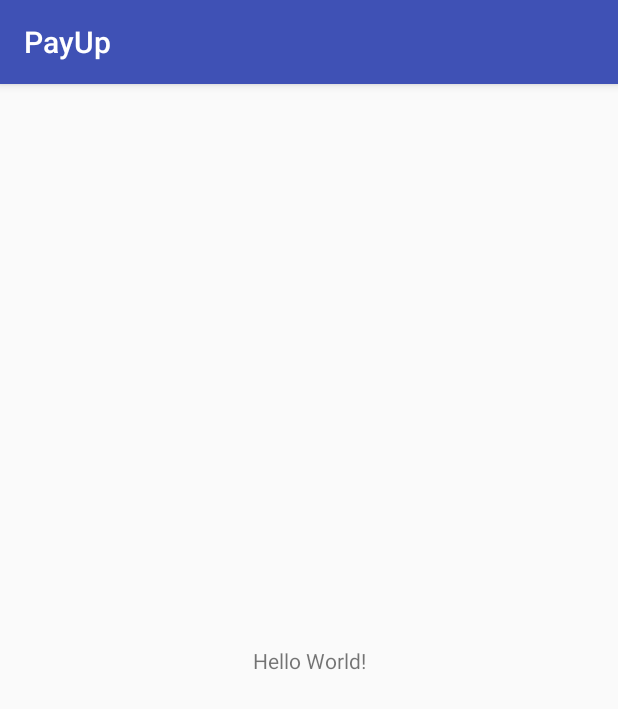
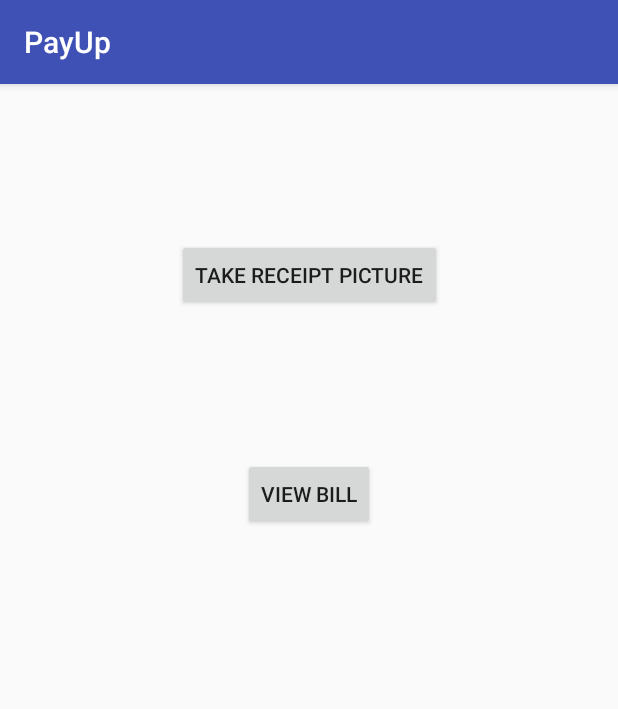
Before and after one commit to vincentt117/payup, an Android app: the screen it shows after launch (SelectActivity), on a phone screen of 412 x 824 dp. Shown: the top 709 px of the screen. Run offline under Robolectric (Android 15) with nearby library versions, the phone set to English and light mode, and no system bars.

Commit message:
Added two buttons

```diff
--- a/app/PayUp/app/src/main/java/com/cuhacking/payup/SelectActivity.java
+++ b/app/PayUp/app/src/main/java/com/cuhacking/payup/SelectActivity.java
@@ -2,6 +2,9 @@ package com.cuhacking.payup;
 
 import android.support.v7.app.AppCompatActivity;
 import android.os.Bundle;
+import android.util.Log;
+import android.view.View;
+import android.widget.Button;
 
 public class SelectActivity extends AppCompatActivity {
 
@@ -9,5 +12,18 @@ public class SelectActivity extends AppCompatActivity {
     protected void onCreate(Bundle savedInstanceState) {
         super.onCreate(savedInstanceState);
         setContentView(R.layout.activity_select);
+       // Button takePicture = (Button)findViewById(R.id.take_receipt_picture);
+       // Button viewBill = (Button)findViewById(R.id.view_bill);
+    }
+
+
+    public void takePicture(View v){
+        //TODO go to vincent
+        Log.d("TAG", "takePicture: Clicked");
+
+    }
+    public void viewBill(View v){
+        //TODO go to vincent
+        Log.d("TAG", "viewBill: Clicked");
     }
 }
--- a/app/PayUp/app/src/main/res/layout/activity_select.xml
+++ b/app/PayUp/app/src/main/res/layout/activity_select.xml
@@ -6,13 +6,30 @@
     android:layout_height="match_parent"
     tools:context="com.cuhacking.payup.SelectActivity">
 
-    <TextView
+    <Button
+        android:id="@+id/take_receipt_picture"
         android:layout_width="wrap_content"
         android:layout_height="wrap_content"
-        android:text="Hello World!"
-        app:layout_constraintBottom_toBottomOf="parent"
+        android:text="@string/take_receipt_picture"
+        app:layout_constraintTop_toTopOf="parent"
+        android:layout_marginTop="103dp"
+        android:layout_marginLeft="8dp"
         app:layout_constraintLeft_toLeftOf="parent"
+        android:layout_marginRight="8dp"
         app:layout_constraintRight_toRightOf="parent"
-        app:layout_constraintTop_toTopOf="parent" />
+        android:onClick="takePicture"/>
+
+    <Button
+        android:id="@+id/view_bill"
+        android:layout_width="wrap_content"
+        android:layout_height="wrap_content"
+        android:text="@string/view_bill"
+        android:layout_marginTop="98dp"
+        app:layout_constraintTop_toBottomOf="@+id/take_receipt_picture"
+        android:layout_marginLeft="8dp"
+        app:layout_constraintLeft_toLeftOf="parent"
+        android:layout_marginRight="8dp"
+        app:layout_constraintRight_toRightOf="parent"
+        android:onClick="viewBill"/>
 
 </android.support.constraint.ConstraintLayout>
--- a/app/PayUp/app/src/main/res/values/strings.xml
+++ b/app/PayUp/app/src/main/res/values/strings.xml
@@ -1,3 +1,5 @@
 <resources>
     <string name="app_name">PayUp</string>
+    <string name="take_receipt_picture">Take Receipt Picture</string>
+    <string name="view_bill">View Bill</string>
 </resources>
```
